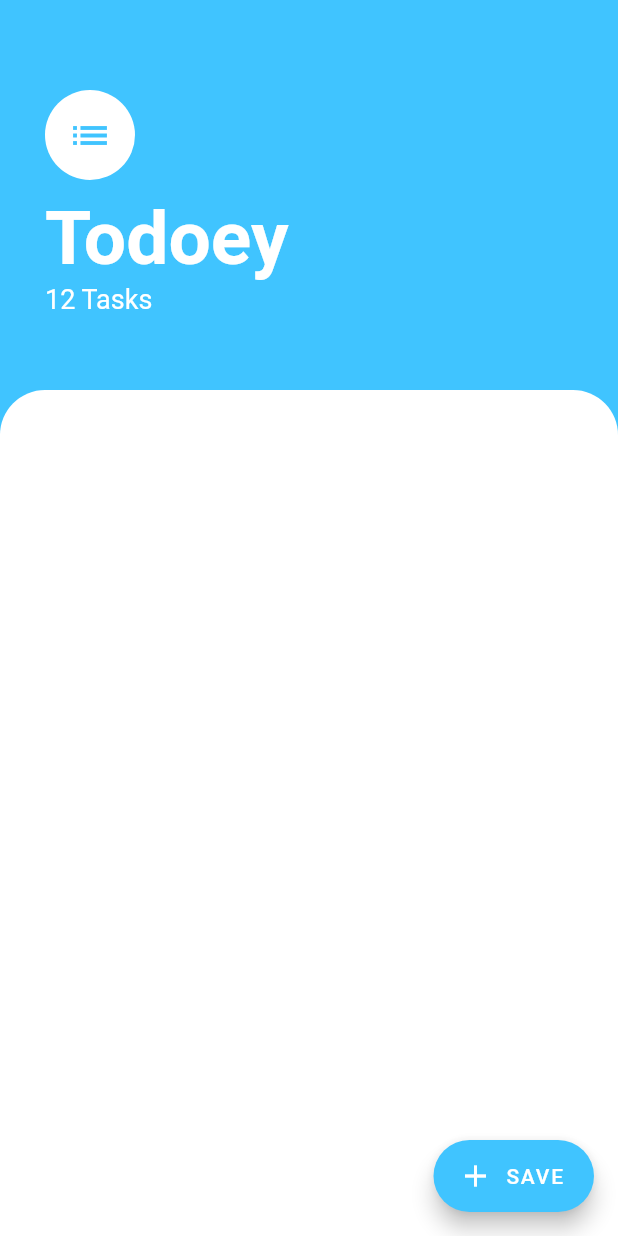
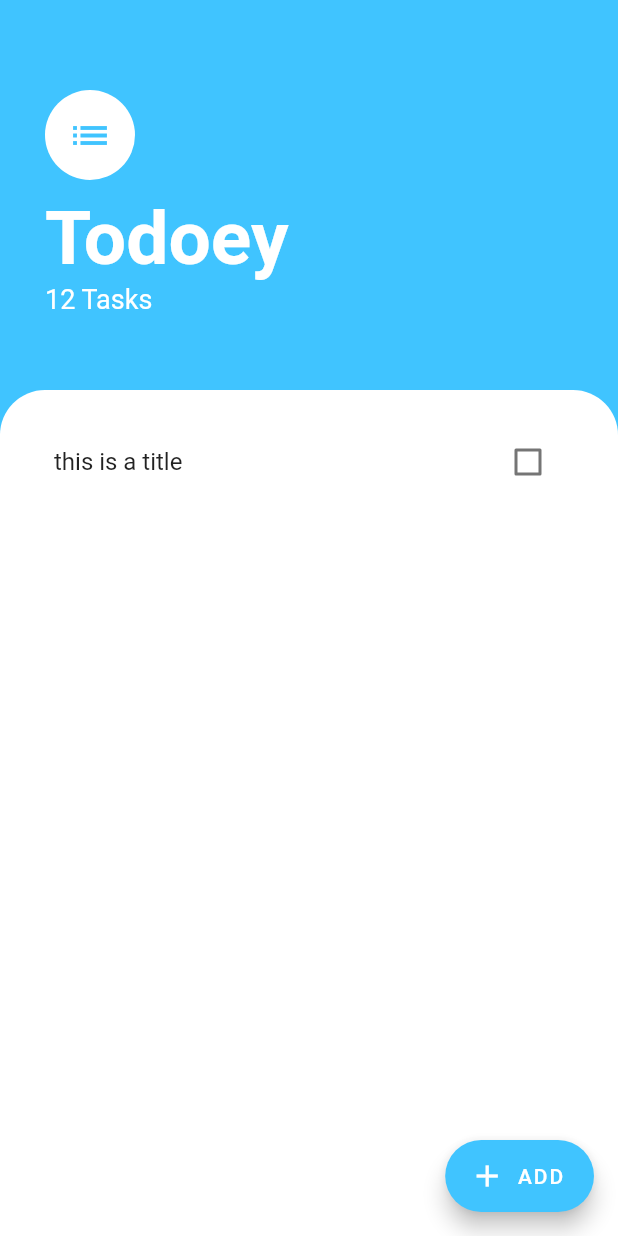
Before and after one commit to kylieyoo55/todoey, a Flutter app: the screen it shows after launch, on a phone screen of 412 x 824 dp. Run offline on Flutter 3.47's test engine with Material 2 defaults, Android fonts, the phone set to English and light mode, and no system bars.

Commit message:
checkbox callback to pass the state

```diff
--- a/lib/screens/task_screen.dart
+++ b/lib/screens/task_screen.dart
@@ -1,9 +1,16 @@
 import 'dart:ui';
-
+import 'package:todoey/widgets/tasks_list.dart';
 import 'package:flutter/cupertino.dart';
 import 'package:flutter/material.dart';
+import 'add_task_bottom_screen.dart';
 
 class TaskScreen extends StatelessWidget {
+  // Widget buildBottomSheet(BuildContext context) {
+  //   return Container(
+  //     child: Center(child: Text("This is Bottom Sheet")),
+  //   );
+  // }
+
   @override
   Widget build(BuildContext context) {
     return Scaffold(
@@ -11,7 +18,13 @@ class TaskScreen extends StatelessWidget {
       floatingActionButton: FloatingActionButton.extended(
         backgroundColor: Colors.lightBlueAccent,
         icon: Icon(Icons.add),
-        label: Text("SAVE"),
+        label: Text("ADD"),
+        onPressed: () {
+          showModalBottomSheet(
+            context: context,
+            builder: (context) => AddTaskBottomScreen(),
+          );
+        },
       ),
       body: Column(
         crossAxisAlignment: CrossAxisAlignment.start,
@@ -55,6 +68,7 @@ class TaskScreen extends StatelessWidget {
           ),
           Expanded(
             child: Container(
+              child: TasksList(),
               decoration: BoxDecoration(
                 color: Colors.white,
                 borderRadius: BorderRadius.only(
--- /dev/null
+++ b/lib/widgets/task_tile.dart
@@ -0,0 +1,48 @@
+import 'dart:ui';
+
+import 'package:flutter/material.dart';
+
+class TaskTile extends StatefulWidget {
+  @override
+  _TaskTileState createState() => _TaskTileState();
+}
+
+class _TaskTileState extends State<TaskTile> {
+  bool isChecked = false;
+
+  void checkboxState(bool nv) {
+    setState(() {
+      isChecked = nv;
+    });
+  }
+
+  @override
+  Widget build(BuildContext context) {
+    return Container(
+      height: 45,
+      child: ListTile(
+        title: Text(
+          "this is a title",
+          style: TextStyle(
+              decoration: isChecked ? TextDecoration.lineThrough : null),
+        ),
+        trailing: TaskCheckbox(isChecked, checkboxState),
+      ),
+    );
+  }
+}
+
+class TaskCheckbox extends StatelessWidget {
+  final bool checkStatus;
+  final Function toggleCheckbox;
+
+  TaskCheckbox(this.checkStatus, this.toggleCheckbox);
+
+  @override
+  Widget build(BuildContext context) {
+    return Checkbox(
+      value: checkStatus,
+      onChanged: toggleCheckbox,
+    );
+  }
+}
--- /dev/null
+++ b/lib/widgets/tasks_list.dart
@@ -0,0 +1,14 @@
+import 'package:flutter/material.dart';
+import 'task_tile.dart';
+
+class TasksList extends StatelessWidget {
+  @override
+  Widget build(BuildContext context) {
+    return ListView(
+      padding: EdgeInsets.all(20),
+      children: [
+        TaskTile(),
+      ],
+    );
+  }
+}
```
Also changed, not shown: lib/screens/add_task_bottom_screen.dart (added, +64 -0 lines).
